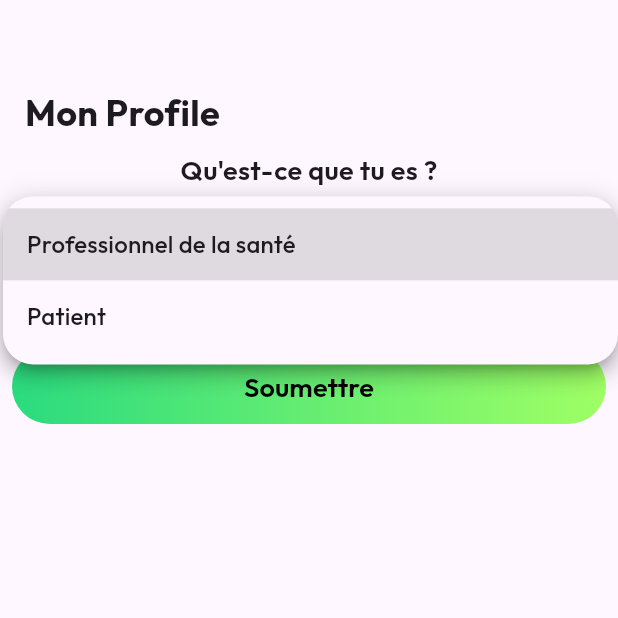
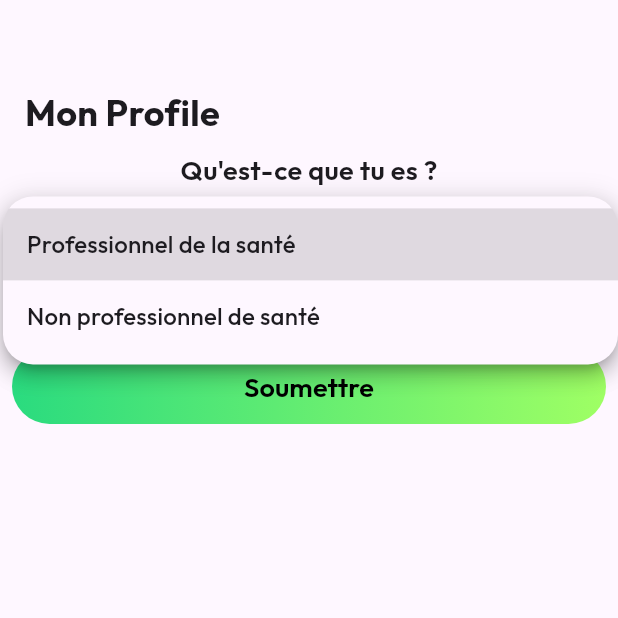
Before and after one commit to aymen-hacini/phytocheck-app, a Flutter app: the MyProfile screen opened by its route, after a tap on "Sélectionner un rôle", on a phone screen of 412 x 824 dp, the top half of it. Run offline on Flutter 3.47's test engine with Material 3 defaults, Android fonts, the phone set to English and light mode, and no system bars; our stand-ins replace cloud_firestore, dio, firebase_auth, firebase_core, flutter_svg, get and 3 more; missing offline and left inert: panara_dialogs; accounts and stored records are empty.

Commit message:
editing vocabulary

```diff
--- a/lib/views/screens/details/plant_details.dart
+++ b/lib/views/screens/details/plant_details.dart
@@ -140,7 +140,7 @@ class PlantDetails extends GetView<Homepagecontroller> {
                                                     const RoundedRectangleBorder(
                                                         side: BorderSide.none),
                                                 title: const Text(
-                                                  'Plant Monographie',
+                                                  'Monographie de la plante',
                                                   style: TextStyle(
                                                       fontSize: 18,
                                                       fontWeight:
--- a/lib/views/screens/profile/my_profile.dart
+++ b/lib/views/screens/profile/my_profile.dart
@@ -199,7 +199,7 @@ class MyProfile extends GetView<Profilecontroller> {
                                         ],
                                       ),
                                     )
-                                  : controller.selectedRole.value == "Patient"
+                                  : controller.selectedRole.value == "Non professionnel de santé"
                                       ? Padding(
                                           padding: EdgeInsets.symmetric(
                                               horizontal:
@@ -336,7 +336,7 @@ class MyProfile extends GetView<Profilecontroller> {
                                           text: "Soumettre",
                                           onpress: () {
                                             controller.selectedRole.value ==
-                                                    "Patient"
+                                                    "Non professionnel de santé"
                                                 ? homepagecontroller
                                                     .changeProfessional(false)
                                                 : controller.selectedRole
--- a/lib/views/screens/search/searchplants.dart
+++ b/lib/views/screens/search/searchplants.dart
@@ -56,7 +56,7 @@ class Searchplants extends GetView<Searchcontroller> {
                                     alignment: PlaceholderAlignment.baseline,
                                     baseline: TextBaseline.alphabetic,
                                     child: Text(
-                                      "La Plante",
+                                      "une plante",
                                       style: TextStyle(
                                           height: .1,
                                           fontSize: 27,
--- a/lib/views/widgets/role_dropdown.dart
+++ b/lib/views/widgets/role_dropdown.dart
@@ -14,7 +14,7 @@ class RoleDropdown extends StatefulWidget {
 class _RoleDropdownState extends State<RoleDropdown> {
   String? selectedRole;
 
-  final List<String> roles = ['Professionnel de la santé', 'Patient'];
+  final List<String> roles = ['Professionnel de la santé', 'Non professionnel de santé'];
 
   @override
   Widget build(BuildContext context) {
```
Also changed, not shown: lib/data/homepage_views.dart (+8 -5 lines).
